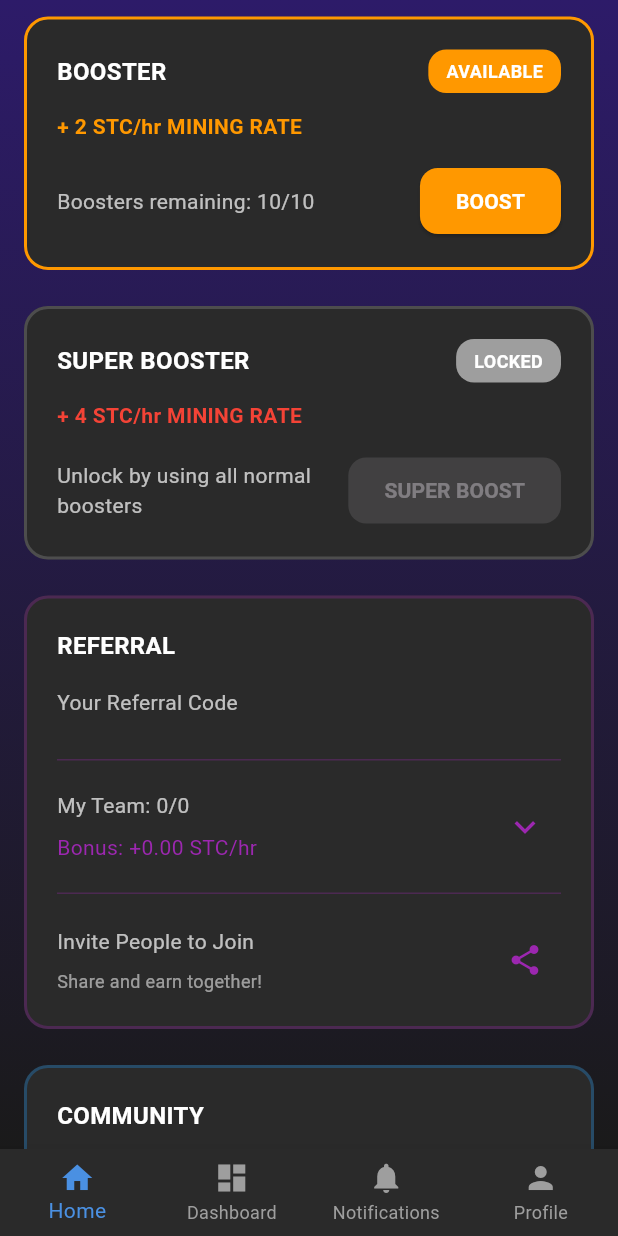
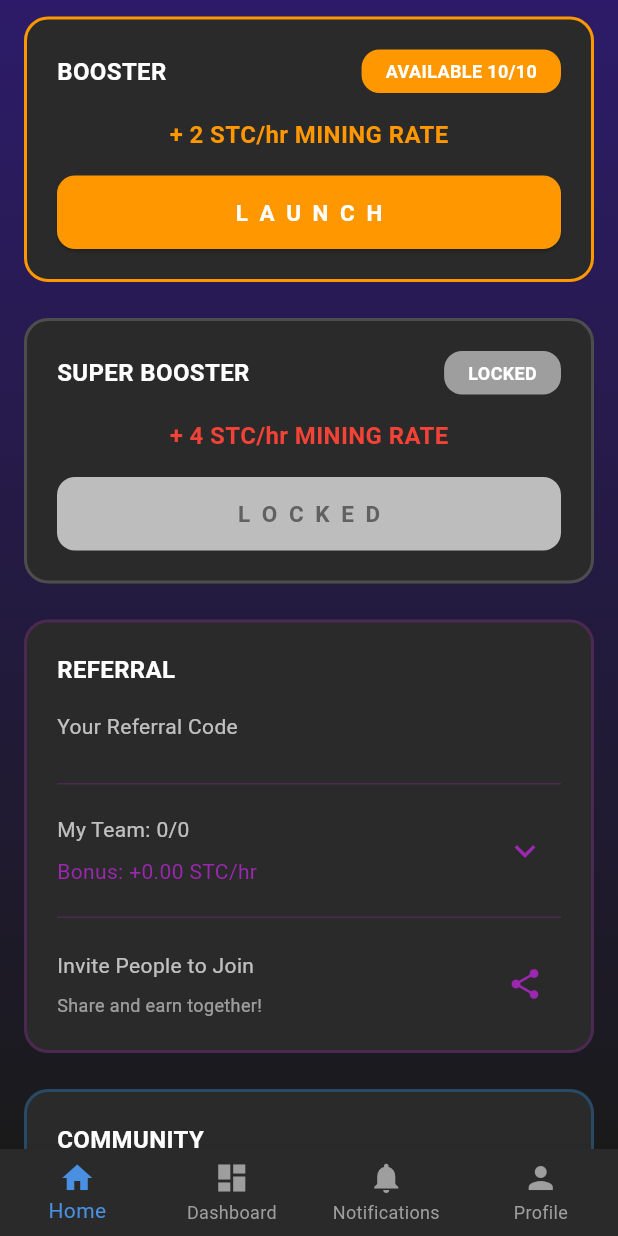
Before and after one commit to barfitorull/stela_network, a Flutter app: the screen it shows once a user with an empty profile is signed in, scrolled down 576 dp, on a phone screen of 412 x 824 dp. Run offline on Flutter 3.47's test engine with Material 3 defaults, Android fonts, the phone set to English and light mode, and no system bars; our stand-ins replace cloud_firestore, cloud_functions, firebase_auth, firebase_core, firebase_messaging, flutter_local_notifications and 7 more; missing offline and left inert: app_settings; accounts and stored records are empty; network calls fail.

Commit message:
Add Super Booster, fix ad preload, implement UMP SDK and Unity Ads mediation

```diff
--- a/lib/screens/about_screen.dart
+++ b/lib/screens/about_screen.dart
@@ -113,7 +113,7 @@ class AboutScreen extends StatelessWidget {
                             const SizedBox(height: 20),
                             _buildInfoRow('App Name', 'Stela Network'),
                             const SizedBox(height: 8),
-                            _buildInfoRow('Version', 'v 1.0.3'),
+                            _buildInfoRow('Version', 'v 1.0.4'),
                             const SizedBox(height: 8),
                             _buildInfoRow('Build', '2025.1.1'),
                             const SizedBox(height: 8),
--- a/lib/screens/dashboard_screen.dart
+++ b/lib/screens/dashboard_screen.dart
@@ -131,7 +131,7 @@ class _DashboardScreenState extends State<DashboardScreen> {
             Expanded(
               child: _buildStatCard(
                 'Boosters Used',
-                '${provider.boostersUsedThisSession}/10',
+                '${provider.boostersUsedThisSession + provider.superBoostersUsedThisSession}/20',
                 Icons.flash_on,
                 Colors.orange,
               ),
@@ -245,6 +245,8 @@ class _DashboardScreenState extends State<DashboardScreen> {
           _buildMiningStat('Base Rate', '0.20 STC/hr', Colors.green),
           const SizedBox(height: 8),
           _buildMiningStat('Booster Bonus', '+${(provider.boostersUsedThisSession * 0.20).toStringAsFixed(2)} STC/hr', Colors.orange),
+          const SizedBox(height: 8),
+          _buildMiningStat('Super Booster Bonus', '+${(provider.superBoostersUsedThisSession * 0.40).toStringAsFixed(2)} STC/hr', Colors.red),
           const SizedBox(height: 8),
           _buildMiningStat('Referral Bonus', '+${(provider.activeReferrals * 0.20).toStringAsFixed(2)} STC/hr', Colors.purple),
           const SizedBox(height: 16),
--- a/lib/screens/home_screen.dart
+++ b/lib/screens/home_screen.dart
@@ -20,7 +20,7 @@ class HomeScreen extends StatefulWidget {
   State<HomeScreen> createState() => _HomeScreenState();
 }
 
-class _HomeScreenState extends State<HomeScreen> with TickerProviderStateMixin {
+class _HomeScreenState extends State<HomeScreen> with TickerProviderStateMixin, WidgetsBindingObserver {
   Timer? _cooldownTimer;
   late AnimationController _rotationController;
   late AnimationController _pulseController;
@@ -33,6 +33,7 @@ class _HomeScreenState extends State<HomeScreen> with TickerProviderStateMixin {
   @override
   void initState() {
     super.initState();
+    WidgetsBinding.instance.addObserver(this); // Add lifecycle observer
     _startCooldownTimer();
     _rotationController = AnimationController(
       duration: const Duration(seconds: 3),
@@ -71,11 +72,24 @@ class _HomeScreenState extends State<HomeScreen> with TickerProviderStateMixin {
 
   @override
   void dispose() {
+    WidgetsBinding.instance.removeObserver(this); // Remove lifecycle observer
     _cooldownTimer?.cancel();
     _adminTapTimer?.cancel();
     _rotationController.dispose();
     _pulseController.dispose();
     super.dispose();
+  }
+
+  @override
+  void didChangeAppLifecycleState(AppLifecycleState state) {
+    // When user returns to app after watching ad
+    if (state == AppLifecycleState.resumed) {
+      if (mounted) {
+        setState(() {
+          // Force rebuild to show cooldown timer
+        });
+      }
+    }
   }
 
   // Admin access function
@@ -621,13 +635,17 @@ class _HomeScreenState extends State<HomeScreen> with TickerProviderStateMixin {
                 ),
               ),
               Container(
-                padding: const EdgeInsets.symmetric(horizontal: 12, vertical: 6),
+                padding: const EdgeInsets.symmetric(horizontal: 16, vertical: 6),
                 decoration: BoxDecoration(
                   color: canUse ? Colors.orange : Colors.grey,
                   borderRadius: BorderRadius.circular(12),
                 ),
                 child: Text(
-                  canUse ? 'AVAILABLE' : _getBoosterCooldownText(provider),
+                  provider.boostersRemaining == 0
+                    ? 'AVAILABLE 0/10'
+                    : (_getBoosterCooldownText(provider) != 'AVAILABLE'
+                        ? _getBoosterCooldownText(provider)
+                        : 'AVAILABLE ${provider.boostersRemaining}/10'),
                   style: const TextStyle(
                     color: Colors.white,
                     fontSize: 12,
@@ -637,51 +655,41 @@ class _HomeScreenState extends State<HomeScreen> with TickerProviderStateMixin {
               ),
             ],
           ),
-          const SizedBox(height: 12),
-          Text(
+          const SizedBox(height: 16),
+          Center(
+            child: Text(
               '+ 2 STC/hr MINING RATE',
               style: TextStyle(
                 color: Colors.orange,
-              fontSize: 14,
-              fontWeight: FontWeight.bold,
+                fontSize: 16,
+                fontWeight: FontWeight.bold,
+              ),
             ),
           ),
           const SizedBox(height: 16),
-          Row(
-            children: [
-              Expanded(
-                child: Column(
-                  crossAxisAlignment: CrossAxisAlignment.start,
-                  children: [
-                    Text(
-                      'Boosters remaining: ${provider.boostersRemaining}/10',
-                      style: TextStyle(
-                        color: themeProvider.isDarkMode ? Colors.white70 : Colors.grey,
-                        fontSize: 14,
-                      ),
-                    ),
-                  ],
-                ),
-              ),
-              const SizedBox(width: 16),
-              ElevatedButton(
+          SizedBox(
+            width: double.infinity,
+            child: ElevatedButton(
               onPressed: canUse ? () => _useBooster(provider) : null,
               style: ElevatedButton.styleFrom(
-                  backgroundColor: canUse ? Colors.orange : Colors.grey,
-                  foregroundColor: Colors.white,
-                  padding: const EdgeInsets.symmetric(horizontal: 24, vertical: 12),
+                backgroundColor: canUse ? Colors.orange : Colors.grey[400],
+                foregroundColor: canUse ? Colors.white : Colors.grey[700],
+                disabledBackgroundColor: Colors.grey[400],
+                disabledForegroundColor: Colors.grey[700],
+                padding: const EdgeInsets.symmetric(horizontal: 24, vertical: 14),
                 shape: RoundedRectangleBorder(
                   borderRadius: BorderRadius.circular(12),
                 ),
               ),
-                child: const Text(
-                  'BOOST',
-                  style: TextStyle(
-                    fontWeight: FontWeight.bold,
-                  ),
-                ),
-              ),
-            ],
+              child: Text(
+                provider.boostersRemaining > 0 ? 'L A U N C H' : 'L A N D E D',
+                style: TextStyle(
+                  fontWeight: FontWeight.bold,
+                  fontSize: 15,
+                  letterSpacing: 2,
+                ),
+              ),
+            ),
           ),
         ],
       ),
@@ -720,13 +728,17 @@ class _HomeScreenState extends State<HomeScreen> with TickerProviderStateMixin {
                 ),
               ),
               Container(
-                padding: const EdgeInsets.symmetric(horizontal: 12, vertical: 6),
+                padding: const EdgeInsets.symmetric(horizontal: 16, vertical: 6),
                 decoration: BoxDecoration(
                   color: canUseSuperBooster ? Colors.red : Colors.grey,
                   borderRadius: BorderRadius.circular(12),
                 ),
                 child: Text(
-                  canUseSuperBooster ? 'AVAILABLE' : (isSuperBoosterUnlocked ? _getBoosterCooldownText(provider) : 'LOCKED'),
+                  !isSuperBoosterUnlocked
+                    ? 'LOCKED'
+                    : (_getBoosterCooldownText(provider) != 'AVAILABLE'
+                        ? _getBoosterCooldownText(provider)
+                        : 'AVAILABLE ${provider.superBoostersRemaining}/10'),
                   style: const TextStyle(
                     color: Colors.white,
                     fontSize: 12,
@@ -736,53 +748,43 @@ class _HomeScreenState extends State<HomeScreen> with TickerProviderStateMixin {
               ),
             ],
           ),
-          const SizedBox(height: 12),
-          Text(
+          const SizedBox(height: 16),
+          Center(
+            child: Text(
               '+ 4 STC/hr MINING RATE',
               style: TextStyle(
                 color: Colors.red,
-              fontSize: 14,
-              fontWeight: FontWeight.bold,
+                fontSize: 16,
+                fontWeight: FontWeight.bold,
+              ),
             ),
           ),
           const SizedBox(height: 16),
-          Row(
-            children: [
-              Expanded(
-                child: Column(
-                  crossAxisAlignment: CrossAxisAlignment.start,
-                  children: [
-                    Text(
-                      isSuperBoosterUnlocked
-                        ? 'Super Boosters: ${provider.superBoostersRemaining}/10'
-                        : 'Unlock by using all normal boosters',
-                      style: TextStyle(
-                        color: themeProvider.isDarkMode ? Colors.white70 : Colors.grey,
-                        fontSize: 14,
-                      ),
-                    ),
-                  ],
-                ),
-              ),
-              const SizedBox(width: 16),
-              ElevatedButton(
+          SizedBox(
+            width: double.infinity,
+            child: ElevatedButton(
               onPressed: canUseSuperBooster ? () => _useSuperBooster(provider) : null,
               style: ElevatedButton.styleFrom(
-                  backgroundColor: canUseSuperBooster ? Colors.red : Colors.grey,
-                  foregroundColor: Colors.white,
-                  padding: const EdgeInsets.symmetric(horizontal: 24, vertical: 12),
+                backgroundColor: canUseSuperBooster ? Colors.red : Colors.grey[400],
+                foregroundColor: canUseSuperBooster ? Colors.white : Colors.grey[700],
+                disabledBackgroundColor: Colors.grey[400],
+                disabledForegroundColor: Colors.grey[700],
+                padding: const EdgeInsets.symmetric(horizontal: 24, vertical: 14),
                 shape: RoundedRectangleBorder(
                   borderRadius: BorderRadius.circular(12),
                 ),
               ),
-                child: const Text(
-                  'SUPER BOOST',
-                  style: TextStyle(
-                    fontWeight: FontWeight.bold,
-                  ),
-                ),
-              ),
-            ],
+              child: Text(
+                isSuperBoosterUnlocked
+                  ? (provider.superBoostersRemaining > 0 ? 'L A U N C H' : 'L A N D E D')
+                  : 'L O C K E D',
+                style: TextStyle(
+                  fontWeight: FontWeight.bold,
+                  fontSize: 15,
+                  letterSpacing: 2,
+                ),
+              ),
+            ),
           ),
         ],
       ),
@@ -1080,6 +1082,11 @@ class _HomeScreenState extends State<HomeScreen> with TickerProviderStateMixin {
           );
         }
       },
+      onAdDismissed: () {
+        // Start cooldown WHEN USER RETURNS TO APP (after closing ad)
+        provider.setLastBoosterTime();
+        print('⏱️ SUPER Booster cooldown started when user returned to app');
+      },
     );
   }
 
@@ -1160,6 +1167,11 @@ class _HomeScreenState extends State<HomeScreen> with TickerProviderStateMixin {
             ),
           );
         }
+      },
+      onAdDismissed: () {
+        // Start cooldown WHEN USER RETURNS TO APP (after closing ad)
+        provider.setLastBoosterTime();
+        print('⏱️ Booster cooldown started when user returned to app');
       },
     );
   }
--- a/lib/services/admob_service.dart
+++ b/lib/services/admob_service.dart
@@ -103,11 +103,16 @@ class AdMobService {
   static Future<void> showRewardedAdForBooster({
     required Function() onRewarded,
     required Function() onFailed,
+    Function()? onAdDismissed,
   }) async {
     if (_rewardedAd != null) {
       print('🔄 Showing rewarded ad for booster');
       _rewardedAd!.fullScreenContentCallback = FullScreenContentCallback(
         onAdDismissedFullScreenContent: (ad) {
+          // Called when user closes ad (presses back to return to app)
+          if (onAdDismissed != null) {
+            onAdDismissed();
+          }
           ad.dispose();
           _rewardedAd = null;
           // Load next ad
--- a/pubspec.yaml
+++ b/pubspec.yaml
@@ -16,7 +16,7 @@ publish_to: 'none' # Remove this line if you wish to publish to pub.dev
 # https://developer.apple.com/library/archive/documentation/General/Reference/InfoPlistKeyReference/Articles/CoreFoundationKeys.html
 # In Windows, build-name is used as the major, minor, and patch parts
 # of the product and file versions while build-number is used as the build suffix.
-version: 1.0.4+6
+version: 1.0.4+7
 
 environment:
   sdk: '>=3.0.0 <4.0.0'
```
Also changed, not shown: lib/main.dart (+59 -0 lines), lib/providers/mining_provider.dart (+9 -2 lines), lib/screens/account_settings_screen.dart (+4 -4 lines), 2 other files. Lines whose indentation alone changed are shown as unchanged.
